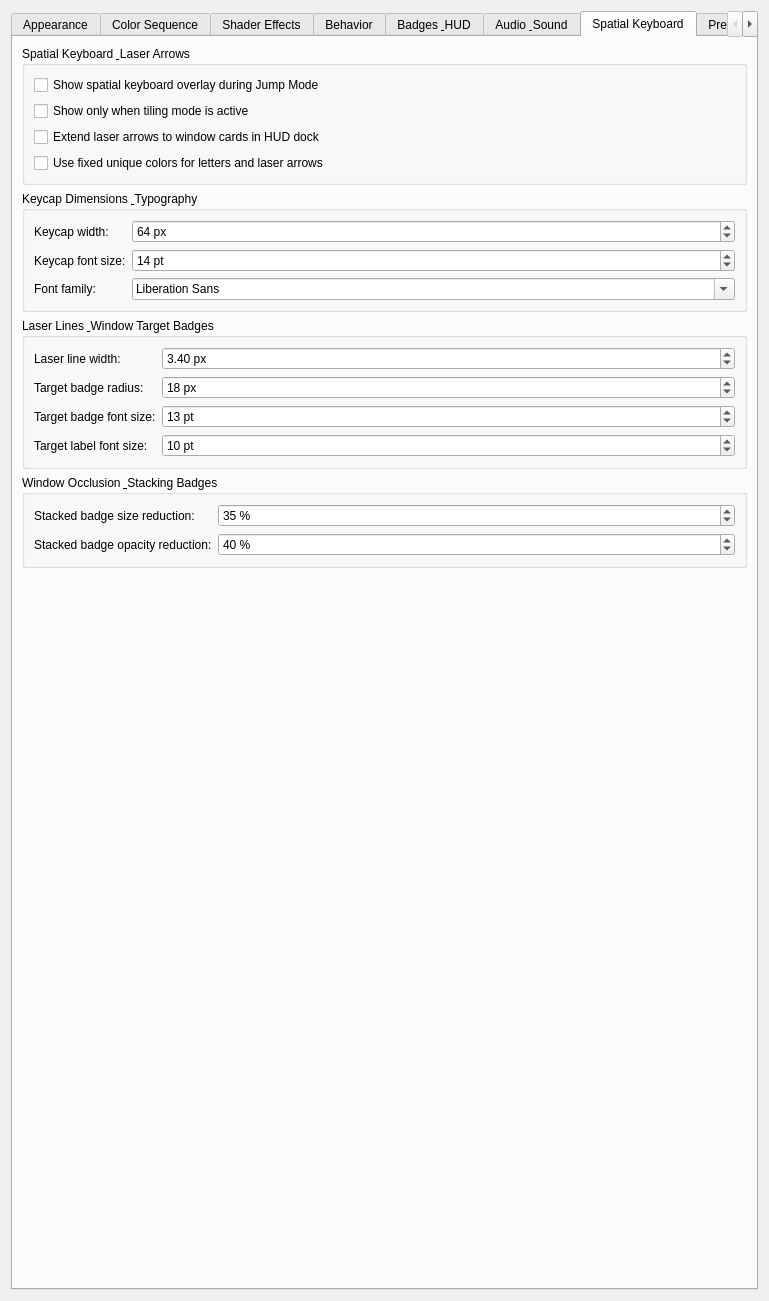
First picture: the form in leapk_config.ui, repository gmalinowski/LeapK, before the edit.
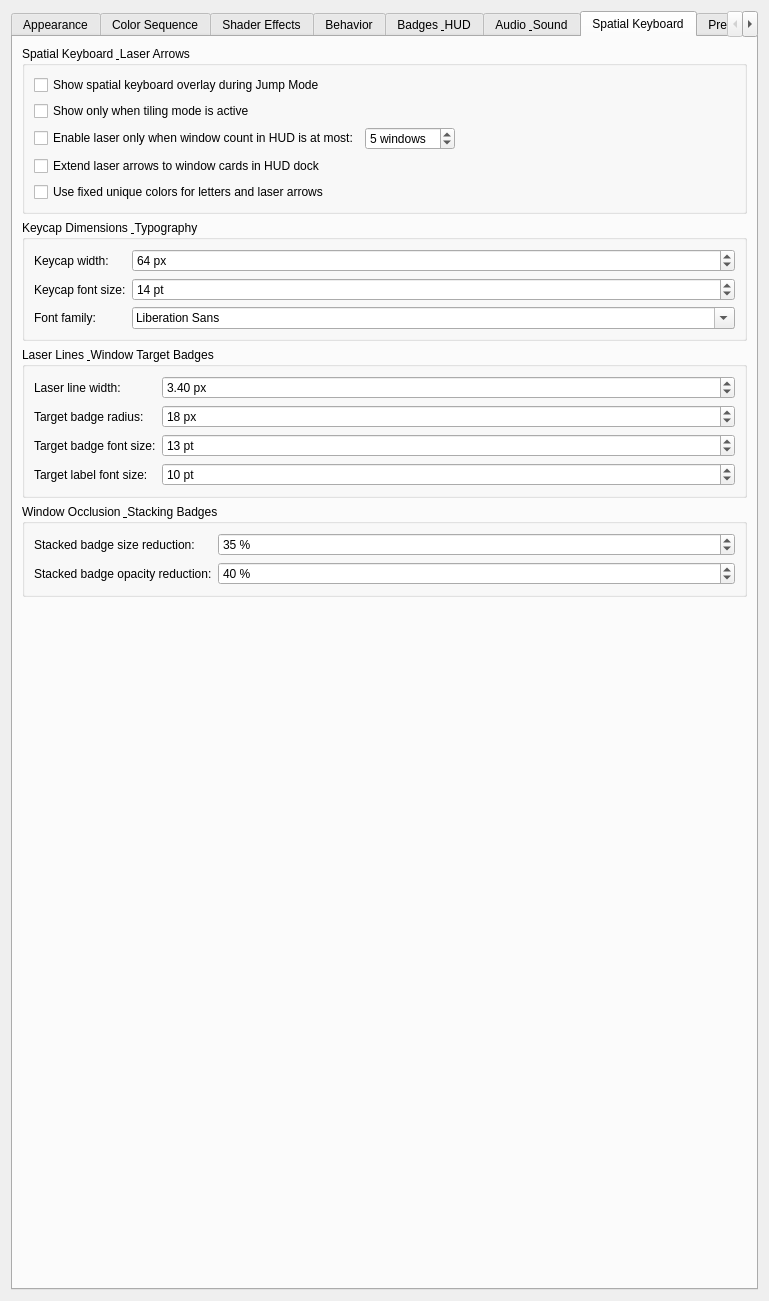
Second picture: the form after the edit. The open tabs and pages were chosen to show the change. Icons and pictures are not drawn. Custom widgets are drawn as their Qt base class.

Commit message: feat(overlay): auto-enable/disable laser arrows based on HUD window count threshold (default: 5)

```diff
--- a/leapk_config.ui
+++ b/leapk_config.ui
@@ -3724,6 +3724,52 @@
             </property>
            </widget>
           </item>
+          <item>
+           <layout class="QHBoxLayout" name="horizontalLayoutKeyboardOverlayMaxWindows">
+            <item>
+             <widget class="QCheckBox" name="kcfg_KeyboardOverlayLimitByWindowCount">
+              <property name="text">
+               <string>Enable laser only when window count in HUD is at most:</string>
+              </property>
+              <property name="toolTip">
+               <string>Automatically enables spatial laser arrows when the number of windows in HUD is less than or equal to this threshold, and disables them when there are more windows to avoid visual clutter.</string>
+              </property>
+             </widget>
+            </item>
+            <item>
+             <widget class="QSpinBox" name="kcfg_KeyboardOverlayMaxWindows">
+              <property name="minimum">
+               <number>1</number>
+              </property>
+              <property name="maximum">
+               <number>50</number>
+              </property>
+              <property name="value">
+               <number>5</number>
+              </property>
+              <property name="suffix">
+               <string> windows</string>
+              </property>
+              <property name="toolTip">
+               <string>Maximum window count in HUD for laser arrows to be shown (default: 5).</string>
+              </property>
+             </widget>
+            </item>
+            <item>
+             <spacer name="spacerKeyboardOverlayMaxWindows">
+              <property name="orientation">
+               <enum>Qt::Horizontal</enum>
+              </property>
+              <property name="sizeHint" stdset="0">
+               <size>
+                <width>40</width>
+                <height>20</height>
+               </size>
+              </property>
+             </spacer>
+            </item>
+           </layout>
+          </item>
           <item>
            <widget class="QCheckBox" name="kcfg_KeyboardOverlayExtendToHud">
             <property name="text">
```
The commit also changes 12 other files.
